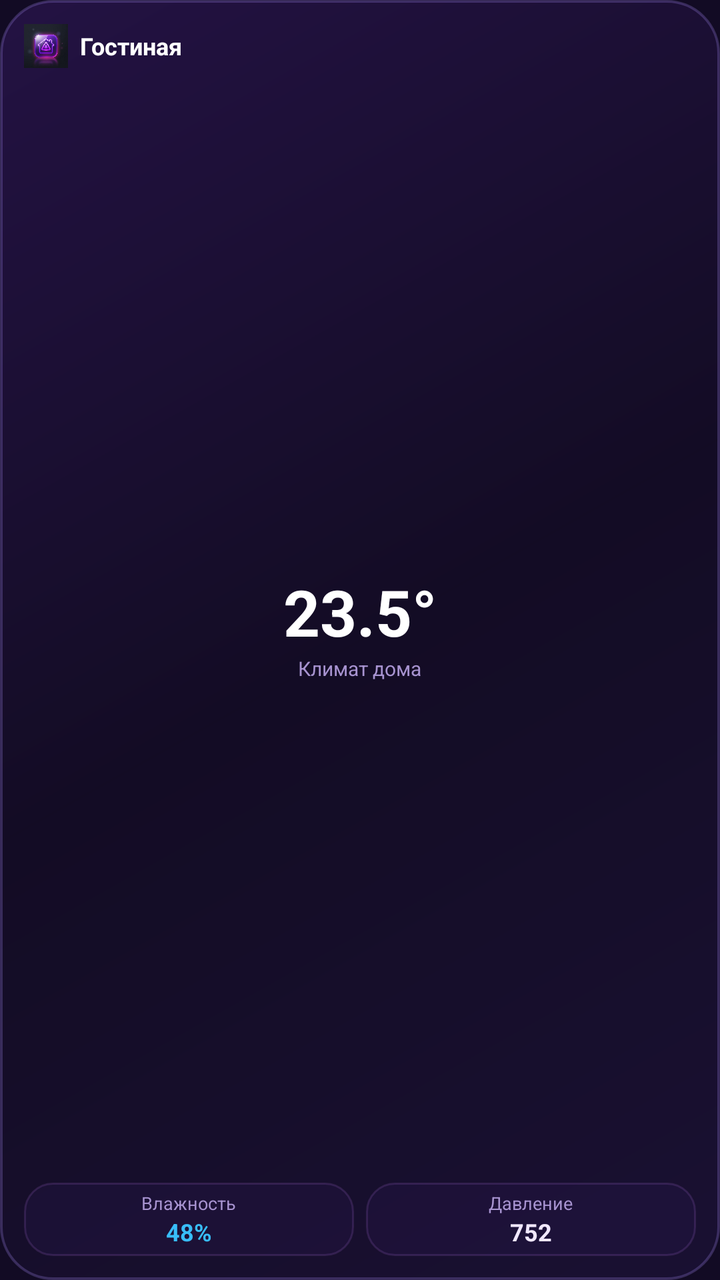
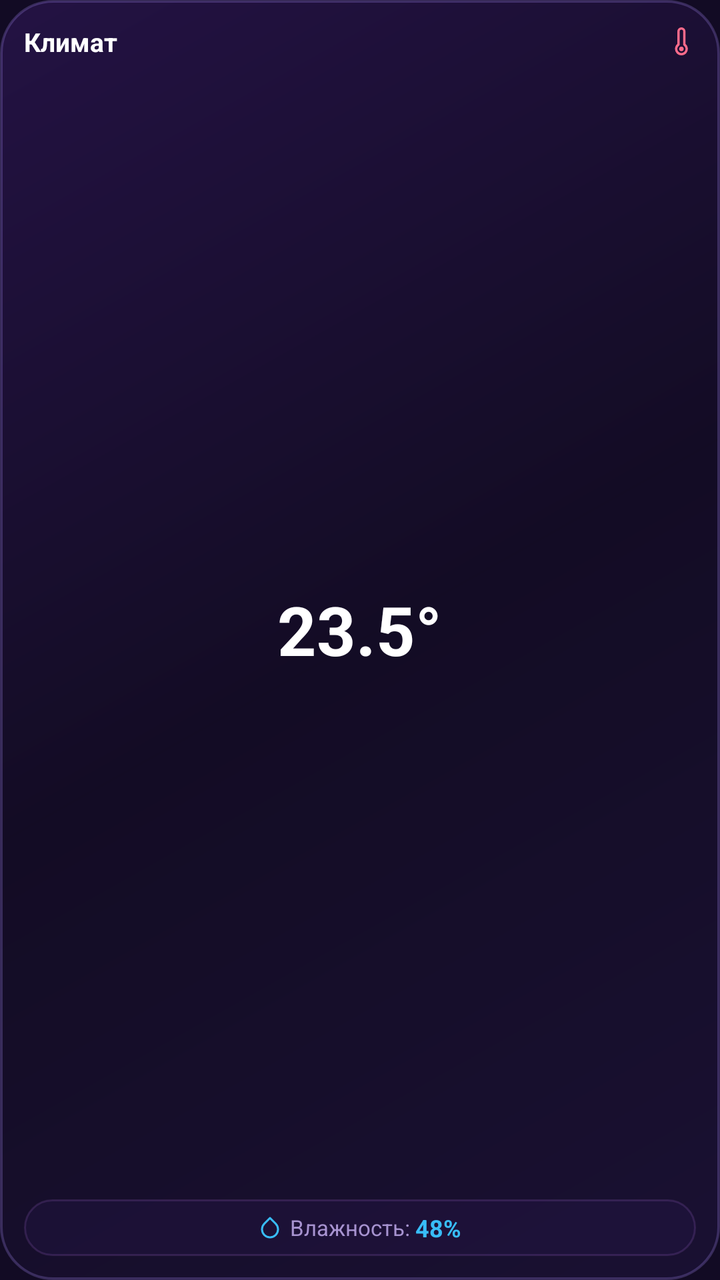

An Android layout rendered at two revisions. The XML below is the earlier revision; the diff shows what the commit changed to produce the second picture.
<!-- AndroidManifest.xml: application theme Theme.AliceHomeWidget -->
<!-- res/layout/widget_alice_compact_2x2.xml -->
<?xml version="1.0" encoding="utf-8"?>
<LinearLayout xmlns:android="http://schemas.android.com/apk/res/android"
    android:id="@+id/rootLayoutCompact"
    android:layout_width="match_parent"
    android:layout_height="match_parent"
    android:background="@drawable/bg_alice_widget_glass"
    android:gravity="center"
    android:orientation="vertical"
    android:padding="12dp">

    
    <LinearLayout
        android:layout_width="match_parent"
        android:layout_height="wrap_content"
        android:gravity="center_vertical"
        android:orientation="horizontal">

        <ImageView
            android:layout_width="22dp"
            android:layout_height="22dp"
            android:contentDescription="Алиса"
            android:src="@drawable/ic_alice_app_icon" />

        <TextView
            android:id="@+id/tvCompactRoomName"
            android:layout_width="0dp"
            android:layout_height="wrap_content"
            android:layout_marginStart="6dp"
            android:layout_weight="1"
            android:text="Гостиная"
            android:textColor="@color/alice_text_white"
            android:textSize="12sp"
            android:textStyle="bold" />
    </LinearLayout>

    
    <LinearLayout
        android:layout_width="match_parent"
        android:layout_height="0dp"
        android:layout_weight="1"
        android:gravity="center"
        android:orientation="vertical">

        <TextView
            android:id="@+id/tvCompactTemp"
            android:layout_width="wrap_content"
            android:layout_height="wrap_content"
            android:text="23.5°"
            android:textColor="@color/alice_text_white"
            android:textSize="32sp"
            android:textStyle="bold" />

        <TextView
            android:layout_width="wrap_content"
            android:layout_height="wrap_content"
            android:text="Климат дома"
            android:textColor="@color/alice_text_muted"
            android:textSize="10sp" />
    </LinearLayout>

    
    <LinearLayout
        android:layout_width="match_parent"
        android:layout_height="wrap_content"
        android:orientation="horizontal"
        android:weightSum="2">

        <LinearLayout
            android:layout_width="0dp"
            android:layout_height="wrap_content"
            android:layout_weight="1"
            android:background="@drawable/bg_alice_tile"
            android:gravity="center"
            android:orientation="vertical"
            android:padding="4dp">

            <TextView
                android:layout_width="wrap_content"
                android:layout_height="wrap_content"
                android:text="Влажность"
                android:textColor="@color/alice_text_muted"
                android:textSize="9sp" />

            <TextView
                android:id="@+id/tvCompactHumidity"
                android:layout_width="wrap_content"
                android:layout_height="wrap_content"
                android:text="48%"
                android:textColor="@color/sensor_humidity_cyan"
                android:textSize="12sp"
                android:textStyle="bold" />
        </LinearLayout>

        <LinearLayout
            android:layout_width="0dp"
            android:layout_height="wrap_content"
            android:layout_marginStart="6dp"
            android:layout_weight="1"
            android:background="@drawable/bg_alice_tile"
            android:gravity="center"
            android:orientation="vertical"
            android:padding="4dp">

            <TextView
                android:layout_width="wrap_content"
                android:layout_height="wrap_content"
                android:text="Давление"
                android:textColor="@color/alice_text_muted"
                android:textSize="9sp" />

            <TextView
                android:id="@+id/tvCompactPressure"
                android:layout_width="wrap_content"
                android:layout_height="wrap_content"
                android:text="752"
                android:textColor="@color/alice_text_light"
                android:textSize="12sp"
                android:textStyle="bold" />
        </LinearLayout>
    </LinearLayout>

</LinearLayout>
<!-- resources referenced by this layout -->
<resources>
  <color name="alice_text_light">#F1E8FF</color>
  <color name="alice_text_muted">#A793D0</color>
  <color name="alice_text_white">#FFFFFF</color>
  <color name="sensor_humidity_cyan">#38BDF8</color>
  <!-- drawable bg_alice_tile (drawable) -->
  <?xml version="1.0" encoding="utf-8"?>
  <shape xmlns:android="http://schemas.android.com/apk/res/android"
      android:shape="rectangle">
      <solid android:color="#4D2A1A4E" />
      <corners android:radius="14dp" />
      <stroke
          android:width="1dp"
          android:color="#26C77DFF" />
  </shape>
  <!-- drawable bg_alice_widget_glass (drawable) -->
  <?xml version="1.0" encoding="utf-8"?>
  <shape xmlns:android="http://schemas.android.com/apk/res/android"
      android:shape="rectangle">
      <gradient
          android:angle="135"
          android:startColor="#E61A1033"
          android:centerColor="#E6130B24"
          android:endColor="#E6251246"
          android:type="linear" />
      <corners android:radius="26dp" />
      <stroke
          android:width="1.2dp"
          android:color="#40A78BFA" />
  </shape>
  <!-- drawable ic_alice_app_icon: png bitmap (drawable, 430338 bytes) -->
  <style name="Theme.AliceHomeWidget" parent="Theme.Material3.Dark.NoActionBar">
          <item name="colorPrimary">@color/alice_neon_purple</item>
          <item name="colorOnPrimary">@color/white</item>
          <item name="colorSecondary">@color/alice_primary_purple</item>
          <item name="android:statusBarColor">@color/alice_purple_dark</item>
          <item name="android:navigationBarColor">@color/alice_purple_dark</item>
          <item name="android:windowBackground">@color/alice_purple_dark</item>
      </style>
  <color name="alice_neon_purple">#9D4EDD</color>
  <color name="white">#FFFFFFFF</color>
  <color name="alice_primary_purple">#7B2CBF</color>
  <color name="alice_purple_dark">#120B24</color>
</resources>

<!-- the commit's change to res/layout/widget_alice_compact_2x2.xml (unified diff, before → after) -->
@@ -15,22 +15,20 @@
         android:gravity="center_vertical"
         android:orientation="horizontal">
 
-        <ImageView
-            android:layout_width="22dp"
-            android:layout_height="22dp"
-            android:contentDescription="Алиса"
-            android:src="@drawable/ic_alice_app_icon" />
-
         <TextView
             android:id="@+id/tvCompactRoomName"
             android:layout_width="0dp"
             android:layout_height="wrap_content"
-            android:layout_marginStart="6dp"
             android:layout_weight="1"
-            android:text="Гостиная"
+            android:text="Климат"
             android:textColor="@color/alice_text_white"
-            android:textSize="12sp"
+            android:textSize="13sp"
             android:textStyle="bold" />
+
+        <ImageView
+            android:layout_width="14dp"
+            android:layout_height="14dp"
+            android:src="@drawable/ic_thermometer" />
     </LinearLayout>
 
     
@@ -47,76 +45,41 @@
             android:layout_height="wrap_content"
             android:text="23.5°"
             android:textColor="@color/alice_text_white"
-            android:textSize="32sp"
+            android:textSize="34sp"
             android:textStyle="bold" />
+    </LinearLayout>
+
+    
+    <LinearLayout
+        android:id="@+id/layoutCompactHumidity"
+        android:layout_width="match_parent"
+        android:layout_height="wrap_content"
+        android:background="@drawable/bg_alice_tile"
+        android:gravity="center"
+        android:orientation="horizontal"
+        android:padding="6dp">
+
+        <ImageView
+            android:layout_width="12dp"
+            android:layout_height="12dp"
+            android:src="@drawable/ic_humidity" />
 
         <TextView
             android:layout_width="wrap_content"
             android:layout_height="wrap_content"
-            android:text="Климат дома"
+            android:layout_marginStart="4dp"
+            android:text="Влажность: "
             android:textColor="@color/alice_text_muted"
-            android:textSize="10sp" />
-    </LinearLayout>
+            android:textSize="11sp" />
 
-    
-    <LinearLayout
-        android:layout_width="match_parent"
-        android:layout_height="wrap_content"
-        android:orientation="horizontal"
-        android:weightSum="2">
-
-        <LinearLayout
-            android:layout_width="0dp"
+        <TextView
+            android:id="@+id/tvCompactHumidity"
+            android:layout_width="wrap_content"
             android:layout_height="wrap_content"
-            android:layout_weight="1"
-            android:background="@drawable/bg_alice_tile"
-            android:gravity="center"
-            android:orientation="vertical"
-            android:padding="4dp">
-
-            <TextView
-                android:layout_width="wrap_content"
-                android:layout_height="wrap_content"
-                android:text="Влажность"
-                android:textColor="@color/alice_text_muted"
-                android:textSize="9sp" />
-
-            <TextView
-                android:id="@+id/tvCompactHumidity"
-                android:layout_width="wrap_content"
-                android:layout_height="wrap_content"
-                android:text="48%"
-                android:textColor="@color/sensor_humidity_cyan"
-                android:textSize="12sp"
-                android:textStyle="bold" />
-        </LinearLayout>
-
-        <LinearLayout
-            android:layout_width="0dp"
-            android:layout_height="wrap_content"
-            android:layout_marginStart="6dp"
-            android:layout_weight="1"
-            android:background="@drawable/bg_alice_tile"
-            android:gravity="center"
-            android:orientation="vertical"
-            android:padding="4dp">
-
-            <TextView
-                android:layout_width="wrap_content"
-                android:layout_height="wrap_content"
-                android:text="Давление"
-                android:textColor="@color/alice_text_muted"
-                android:textSize="9sp" />
-
-            <TextView
-                android:id="@+id/tvCompactPressure"
-                android:layout_width="wrap_content"
-                android:layout_height="wrap_content"
-                android:text="752"
-                android:textColor="@color/alice_text_light"
-                android:textSize="12sp"
-                android:textStyle="bold" />
-        </LinearLayout>
+            android:text="48%"
+            android:textColor="@color/sensor_humidity_cyan"
+            android:textSize="12sp"
+            android:textStyle="bold" />
     </LinearLayout>
 
 </LinearLayout>
<!-- resource entries referenced after the edit -->
@@ -1,6 +1,5 @@
 <!-- resources referenced by this layout -->
 <resources>
-  <color name="alice_text_light">#F1E8FF</color>
   <color name="alice_text_muted">#A793D0</color>
   <color name="alice_text_white">#FFFFFF</color>
   <color name="sensor_humidity_cyan">#38BDF8</color>
@@ -29,7 +28,37 @@
           android:width="1.2dp"
           android:color="#40A78BFA" />
   </shape>
-  <!-- drawable ic_alice_app_icon: png bitmap (drawable, 430338 bytes) -->
+  <!-- drawable ic_humidity (drawable) -->
+  <vector xmlns:android="http://schemas.android.com/apk/res/android"
+      android:width="24dp"
+      android:height="24dp"
+      android:viewportWidth="24"
+      android:viewportHeight="24">
+      <path
+          android:strokeColor="#FF38BDF8"
+          android:strokeWidth="2"
+          android:strokeLineCap="round"
+          android:strokeLineJoin="round"
+          android:fillColor="#00000000"
+          android:pathData="M12,2.69l5.66,5.66a8,8 0 1,1 -11.31,0z" />
+  </vector>
+  <!-- drawable ic_thermometer (drawable) -->
+  <vector xmlns:android="http://schemas.android.com/apk/res/android"
+      android:width="24dp"
+      android:height="24dp"
+      android:viewportWidth="24"
+      android:viewportHeight="24">
+      <path
+          android:strokeColor="#FFFF6B8B"
+          android:strokeWidth="2"
+          android:strokeLineCap="round"
+          android:strokeLineJoin="round"
+          android:fillColor="#00000000"
+          android:pathData="M14,14.76V3.5a2.5,2.5 0 0,0 -5,0v11.26a4.5,4.5 0 1,0 5,0z" />
+      <path
+          android:fillColor="#FFFF6B8B"
+          android:pathData="M11.5,16.5a2,2 0 1,0 0.001,0Z" />
+  </vector>
   <style name="Theme.AliceHomeWidget" parent="Theme.Material3.Dark.NoActionBar">
           <item name="colorPrimary">@color/alice_neon_purple</item>
           <item name="colorOnPrimary">@color/white</item>
